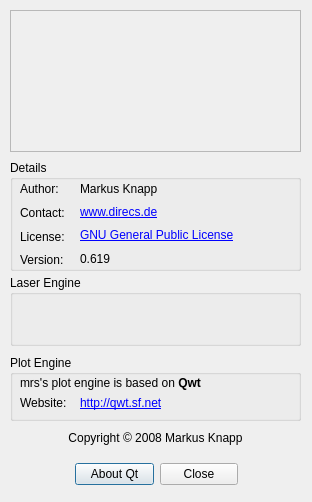
Qt form mrs/trunk/src/aboutDialog.ui (markusk/direcs) before a commit.
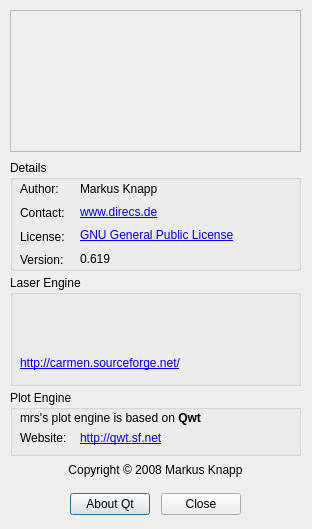
The same form after that commit. Icons and pictures are not drawn.

Diff of the .ui file:
```diff
--- a/mrs/trunk/src/aboutDialog.ui
+++ b/mrs/trunk/src/aboutDialog.ui
@@ -9,7 +9,7 @@
     <x>0</x>
     <y>0</y>
     <width>312</width>
-    <height>502</height>
+    <height>529</height>
    </rect>
   </property>
   <property name="sizePolicy" >
@@ -21,7 +21,7 @@
   <property name="maximumSize" >
    <size>
     <width>312</width>
-    <height>502</height>
+    <height>529</height>
    </size>
   </property>
   <property name="contextMenuPolicy" >
@@ -67,7 +67,7 @@
      <x>10</x>
      <y>275</y>
      <width>291</width>
-     <height>71</height>
+     <height>111</height>
     </rect>
    </property>
    <property name="title" >
@@ -76,9 +76,9 @@
    <widget class="QLabel" name="label_2" >
     <property name="geometry" >
      <rect>
-      <x>20</x>
-      <y>10</y>
-      <width>251</width>
+      <x>10</x>
+      <y>20</y>
+      <width>160</width>
       <height>58</height>
      </rect>
     </property>
@@ -97,13 +97,35 @@
     <property name="scaledContents" >
      <bool>true</bool>
     </property>
+    <property name="alignment" >
+     <set>Qt::AlignCenter</set>
+    </property>
+   </widget>
+   <widget class="QLabel" name="label_15" >
+    <property name="geometry" >
+     <rect>
+      <x>10</x>
+      <y>80</y>
+      <width>179</width>
+      <height>17</height>
+     </rect>
+    </property>
+    <property name="text" >
+     <string>&lt;a href="http://carmen.sourceforge.net/">http://carmen.sourceforge.net/&lt;/a></string>
+    </property>
+    <property name="textFormat" >
+     <enum>Qt::RichText</enum>
+    </property>
+    <property name="openExternalLinks" >
+     <bool>true</bool>
+    </property>
    </widget>
   </widget>
   <widget class="QGroupBox" name="groupBox_2" >
    <property name="geometry" >
     <rect>
      <x>10</x>
-     <y>355</y>
+     <y>390</y>
      <width>291</width>
      <height>66</height>
     </rect>
@@ -268,9 +290,9 @@
   <widget class="QWidget" name="layoutWidget" >
    <property name="geometry" >
     <rect>
-     <x>75</x>
-     <y>460</y>
-     <width>163</width>
+     <x>70</x>
+     <y>490</y>
+     <width>171</width>
      <height>29</height>
     </rect>
    </property>
@@ -294,10 +316,10 @@
   <widget class="QLabel" name="label_12" >
    <property name="geometry" >
     <rect>
-     <x>15</x>
-     <y>430</y>
-     <width>281</width>
-     <height>16</height>
+     <x>10</x>
+     <y>460</y>
+     <width>291</width>
+     <height>20</height>
     </rect>
    </property>
    <property name="text" >
```
Left out of the diff: 2 changed lines with no effect on the pictures.
